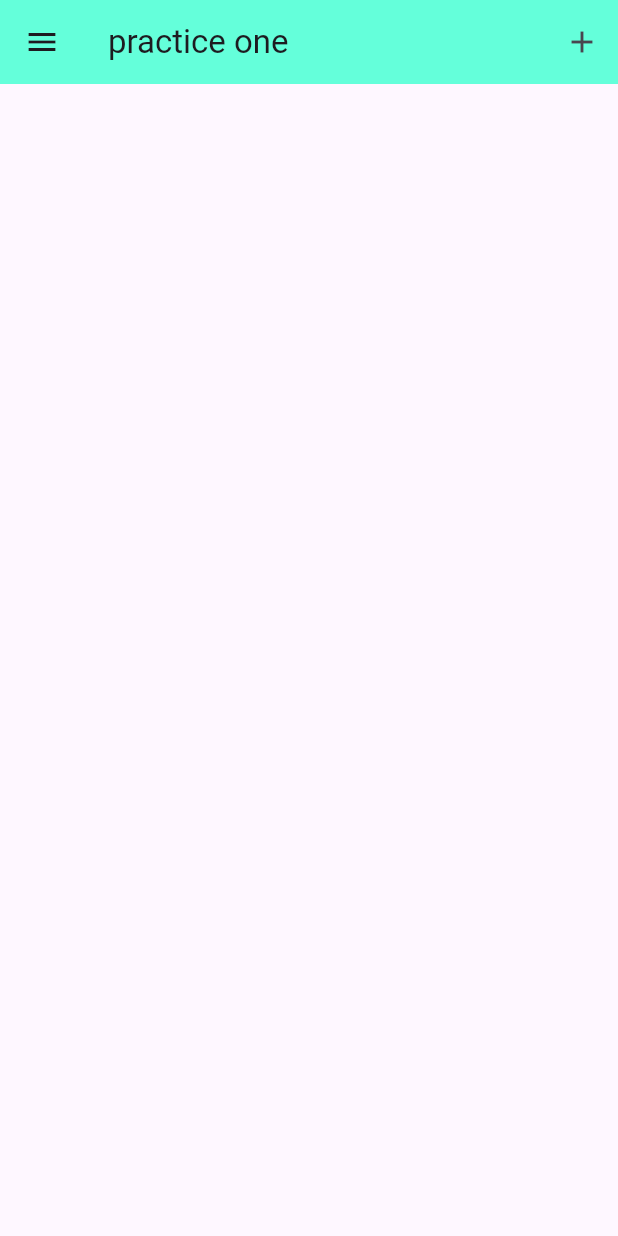
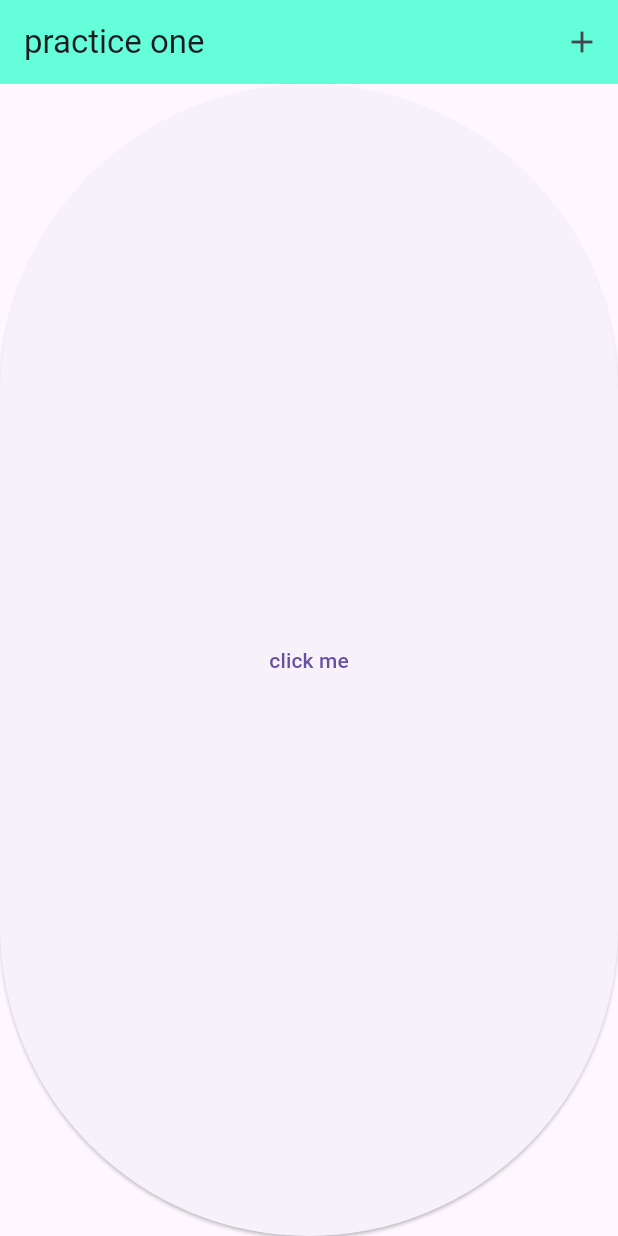
Before and after one commit to pinjor/practice_code, a Flutter app: the screen it shows after launch, on a phone screen of 412 x 824 dp. Run offline on Flutter 3.47's test engine with Material 3 defaults, Android fonts, the light colour scheme and no system bars.

Commit message:
alert code

```diff
--- a/lib/home.dart
+++ b/lib/home.dart
@@ -9,36 +9,41 @@ class home extends StatelessWidget {
         .showSnackBar(SnackBar(content: Text(message)));
   }
 
+  alertbox(context) {
+    return showDialog(
+      context: context,
+      builder: (BuildContext context) {
+        return Expanded(
+          child: AlertDialog(
+            title: Text('alert dialog'),
+            titlePadding: EdgeInsets.all(20.0),
+            content: Text('Do you want to delete'),
+            contentPadding: EdgeInsets.all(20.0),
+            actions: [
+              TextButton(
+                onPressed: () {
+                  snackbar(context, 'deletion done');
+                  Navigator.of(context).pop();
+                },
+                child: Text('yes'),
+              ),
+              TextButton(
+                onPressed: () {
+                  Navigator.of(context).pop();
+                },
+                child: Text('No'),
+              )
+            ],
+          ),
+        );
+      },
+    );
+  }
+
   @override
   Widget build(BuildContext context) {
     return Scaffold(
-      drawer: Drawer(
-        child: ListView(
-          children: [
-            DrawerHeader(
-              child: UserAccountsDrawerHeader(
-                accountName: Text('masfak'),
-                accountEmail: Text('masfak@gmail.com'),
-                decoration: BoxDecoration(
-                  color: Colors.blueGrey,
-                ),
-              ),
-            ),
-            ListTile(
-              leading: Icon(Icons.home),
-              title: Text('Home'),
-            ),
-            ListTile(
-              leading: Icon(Icons.person),
-              title: Text('Profile'),
-            ),
-            ListTile(
-              leading: Icon(Icons.edit),
-              title: Text('Edit'),
-            ),
-          ],
-        ),
-      ),
+      //backgroundColor: Colors.grey,
       appBar: AppBar(
         title: Text('practice one'),
         backgroundColor: Colors.tealAccent,
@@ -49,7 +54,16 @@ class home extends StatelessWidget {
             },
             icon: Icon(Icons.add),
           ),
-          ]),
+        ],
+      ),
+      body: ElevatedButton(
+        onPressed: () {
+          alertbox(context);
+        },
+        child: Center(
+          child: Text('click me'),
+        ),
+      ),
     );
   }
 }
```
Lines whose indentation alone changed are shown as unchanged.
